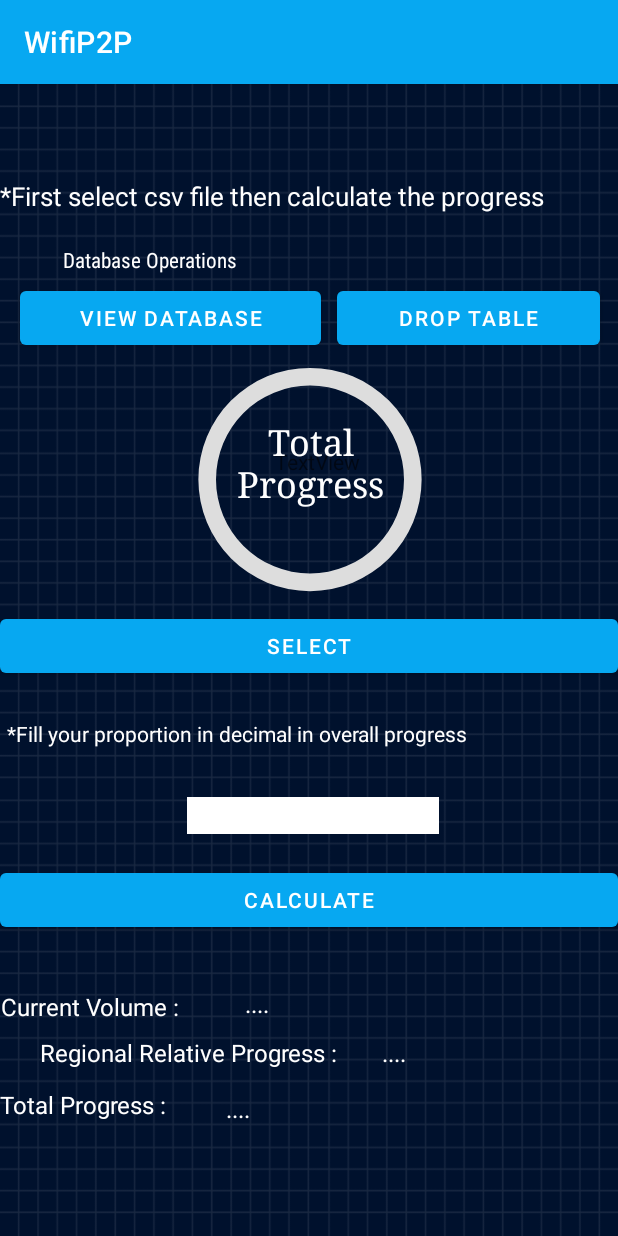
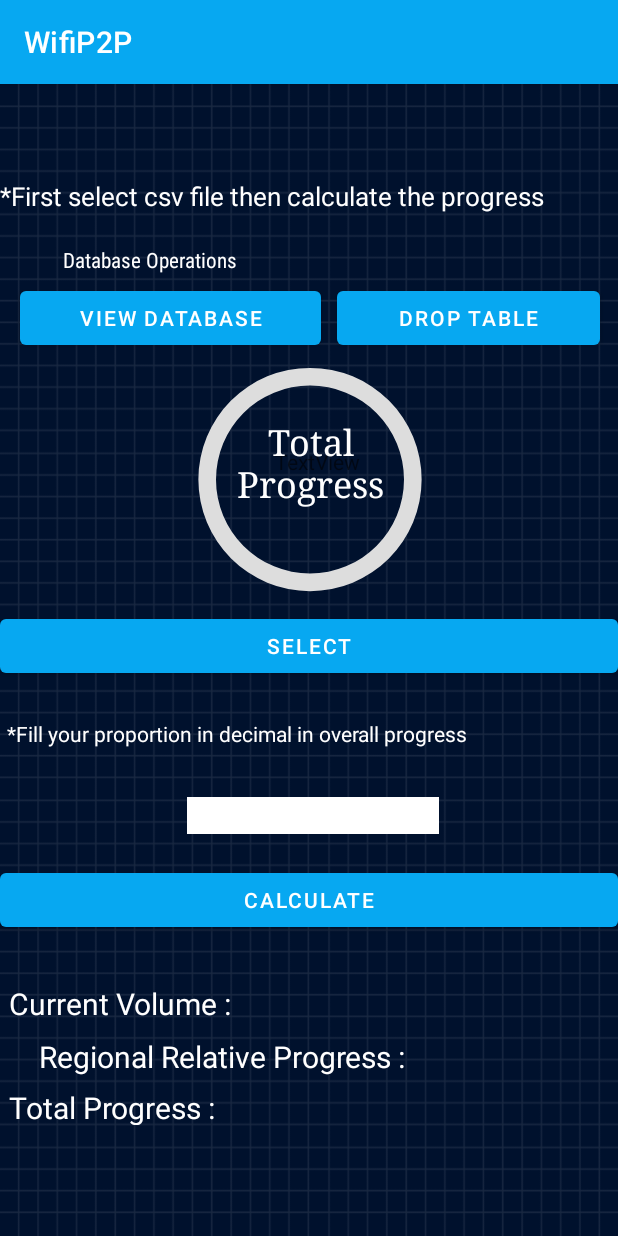
Before and after one commit to champ787/Data-Agent-Application, an Android app: the algorithm screen opened directly, with no data from a screen before it, on a phone screen of 412 x 824 dp. Run offline under Robolectric (Android 15) with nearby library versions, the light colour scheme and no system bars; libraries missing offline, so code that uses them is left out: com.chaquo.python; 2 statements that could not run were skipped.

Commit message:
21/01/2023_Progress_Report

```diff
--- a/app/src/main/res/layout/activity_algorithm.xml
+++ b/app/src/main/res/layout/activity_algorithm.xml
@@ -100,16 +100,16 @@
 
     <TextView
         android:id="@+id/textView2"
-        android:layout_width="159dp"
+        android:layout_width="188dp"
         android:layout_height="wrap_content"
         android:layout_alignParentEnd="true"
         android:layout_alignParentBottom="true"
-        android:layout_marginEnd="252dp"
-        android:layout_marginBottom="142dp"
+        android:layout_marginEnd="218dp"
+        android:layout_marginBottom="141dp"
         android:text="Current Volume : "
         android:textColor="@color/white"
 
-        android:textSize="16dp" />
+        android:textSize="20dp" />
 
     <Button
         android:id="@+id/btnViewdb"
@@ -145,30 +145,31 @@
         android:text="Database Operations"
         android:textColor="@color/white" />
 
+
     <TextView
         android:id="@+id/regionprogress"
-        android:layout_width="232dp"
+        android:layout_width="264dp"
         android:layout_height="wrap_content"
         android:layout_alignParentBottom="true"
-        android:layout_marginEnd="-4dp"
-        android:layout_marginBottom="111dp"
+        android:layout_marginEnd="-3dp"
+        android:layout_marginBottom="106dp"
         android:layout_toStartOf="@+id/regionalprogress"
         android:text="Regional Relative Progress : "
 
         android:textColor="@color/white"
-        android:textSize="16dp" />
+        android:textSize="20dp" />
 
     <TextView
         android:id="@+id/regionalprogress"
-        android:layout_width="136dp"
+        android:layout_width="127dp"
         android:layout_height="wrap_content"
         android:layout_alignParentEnd="true"
         android:layout_alignParentBottom="true"
-        android:layout_marginEnd="21dp"
-        android:layout_marginBottom="111dp"
-        android:text="...."
+        android:layout_marginEnd="-2dp"
+        android:layout_marginBottom="106dp"
+        android:text=""
         android:textColor="@color/white"
-        android:textSize="16dp" />
+        android:textSize="20dp" />
 
     <TextView
         android:id="@+id/totallprogress"
@@ -176,25 +177,24 @@
         android:layout_height="25dp"
         android:layout_alignParentEnd="true"
         android:layout_alignParentBottom="true"
-        android:layout_marginEnd="212dp"
-        android:layout_marginBottom="73dp"
+        android:layout_marginEnd="204dp"
+        android:layout_marginBottom="74dp"
         android:text="Total Progress : "
         android:textColor="@color/white"
 
-        android:textSize="16dp" />
-
+        android:textSize="20dp" />
 
     <TextView
         android:id="@+id/totalprogress"
-        android:layout_width="161dp"
-        android:layout_height="32dp"
+        android:layout_width="209dp"
+        android:layout_height="wrap_content"
         android:layout_alignParentEnd="true"
         android:layout_alignParentBottom="true"
-        android:layout_marginEnd="100dp"
-        android:layout_marginBottom="64dp"
-        android:text="...."
+        android:layout_marginEnd="25dp"
+        android:layout_marginBottom="72dp"
+        android:text=""
         android:textColor="@color/white"
-        android:textSize="16dp" />
+        android:textSize="20dp" />
 
     <ProgressBar
         android:id="@+id/progressBar"
@@ -238,15 +238,15 @@
 
     <TextView
         android:id="@+id/csvtext"
-        android:layout_width="157dp"
-        android:layout_height="30dp"
+        android:layout_width="176dp"
+        android:layout_height="wrap_content"
         android:layout_alignParentEnd="true"
         android:layout_alignParentBottom="true"
-        android:layout_marginEnd="91dp"
-        android:layout_marginBottom="136dp"
+        android:layout_marginEnd="52dp"
+        android:layout_marginBottom="141dp"
+        android:text=""
         android:textColor="@color/white"
-        android:textSize="16dp"
-        android:text="...." />
+        android:textSize="20dp" />
 
 
 </RelativeLayout>
--- a/app/src/main/res/layout/activity_main.xml
+++ b/app/src/main/res/layout/activity_main.xml
@@ -16,7 +16,7 @@
         android:textSize="25sp" />
 
     <TextView
-        android:layout_width="match_parent"
+        android:layout_width="386dp"
         android:layout_height="wrap_content"
         android:layout_margin="5dp"
         android:text="1. Both the end need to turn on wifi  \n\n2. The file receiving end creates the group first, and the file sending end searches for the device and clicks to connect \n\n 3.After the connection is successful, the file receiving end first starts monitoring, and then the file sending end selects the file to send."
@@ -57,6 +57,6 @@
         android:layout_width="match_parent"
         android:layout_height="wrap_content"
         android:layout_margin="12dp"
-        android:text="Total Progress" />
+        android:text="View Progress" />
 
 </LinearLayout>
```
Also changed, not shown: app/src/main/java/github/leavesczy/wifip2p/Monitor_Progress.java (+196 -6 lines), app/src/main/java/github/leavesczy/wifip2p/algorithm.java (+48 -14 lines), app/src/main/res/layout/activity_monitor_progress.xml (+75 -22 lines), 1 other file.
